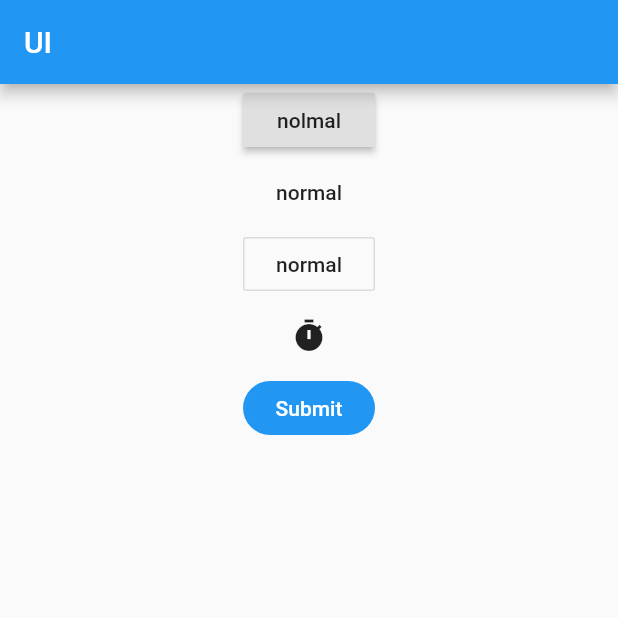
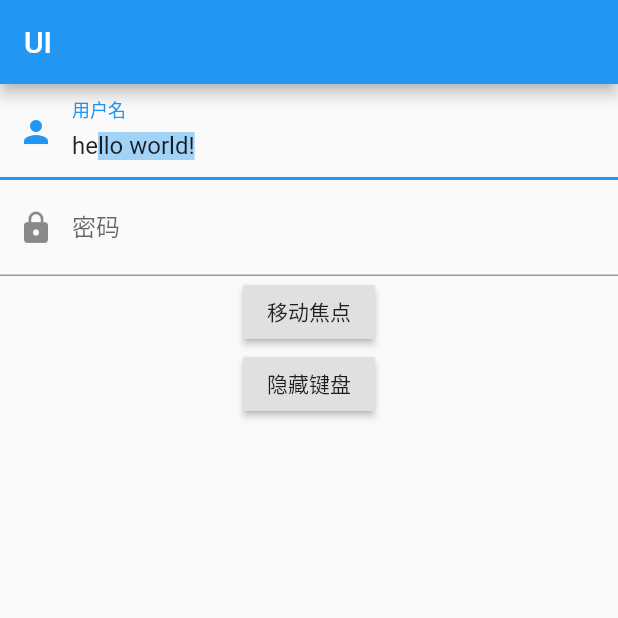
Before and after one commit to asdlei99/flutter_study, a Flutter app: the screen it shows after launch, on a phone screen of 412 x 824 dp, the top half of it. Run offline on Flutter 3.47's test engine with Material 2 defaults, Android fonts, the phone set to English and light mode, and no system bars.

Commit message:
Add  base ui widget

```diff
--- a/lib/main.dart
+++ b/lib/main.dart
@@ -5,8 +5,11 @@ import 'package:flutter_study/widget/state_management/ManageYourself.dart';
 import 'package:flutter_study/widget/state_management/ParentClassPipe.dart';
 import 'package:flutter_study/widget/state_management/MixedManagement.dart';
 import 'package:flutter_study/widget/component/TextComponent.dart';
-import 'package:flutter_study/widget/component/ButtonComponent.dart'
-;
+import 'package:flutter_study/widget/component/ButtonComponent.dart';
+import 'package:flutter_study/widget/component/ImageComponent.dart';
+import 'package:flutter_study/widget/component/SwitchAndCheckBoxComponent.dart';
+import 'package:flutter_study/widget/component/TextFieldComponent.dart';
+
 void main() => runApp(MyApp());
 
 class MyApp extends StatelessWidget {
@@ -52,7 +55,10 @@ class _MyHomePageState extends State<MyHomePage> {
 //            ParentWidgetC(),
 //            ParentWidgetC(),
 //            TextComponent(),
-          ButtonComponent()
+//            ButtonComponent(),
+//            ImageComponent(),
+//            SwitchAndCheckBoxComponent(),
+            TextFieldComponent(),
           ],
         ),
       )
--- /dev/null
+++ b/lib/widget/component/TextFieldComponent.dart
@@ -0,0 +1,163 @@
+import 'package:flutter/material.dart';
+
+
+class TextFieldComponent extends StatefulWidget {
+
+
+
+  /*
+  *
+  * const TextField({
+  ...
+  TextEditingController controller,
+  FocusNode focusNode,
+  InputDecoration decoration = const InputDecoration(),
+  TextInputType keyboardType,
+  TextInputAction textInputAction,
+  TextStyle style,
+  TextAlign textAlign = TextAlign.start,
+  bool autofocus = false,
+  bool obscureText = false,
+  int maxLines = 1,
+  int maxLength,
+  bool maxLengthEnforced = true,
+  ValueChanged<String> onChanged,
+  VoidCallback onEditingComplete,
+  ValueChanged<String> onSubmitted,
+  List<TextInputFormatter> inputFormatters,
+  bool enabled,
+  this.cursorWidth = 2.0,
+  this.cursorRadius,
+  this.cursorColor,
+  ...
+})
+*/
+
+
+  /*
+  * controller：编辑框的控制器，通过它可以设置/获取编辑框的内容、选择编辑内容、监听编辑文本改变事件。大多数情况下我们都需要显式提供一个controller来与文本框交互。如果没有提供controller，则TextField内部会自动创建一个。
+
+focusNode：用于控制TextField是否占有当前键盘的输入焦点。它是我们和键盘交互的一个handle。
+
+InputDecoration：用于控制TextField的外观显示，如提示文本、背景颜色、边框等。
+
+keyboardType：用于设置该输入框默认的键盘输入类型，取值如下：
+
+| TextInputType枚举值 | 含义 | | ------------------- | --------------------------------------------------- | | text | 文本输入键盘 | | multiline | 多行文本，需和maxLines配合使用(设为null或大于1) | | number | 数字；会弹出数字键盘 | | phone | 优化后的电话号码输入键盘；会弹出数字键盘并显示"* #" | | datetime | 优化后的日期输入键盘；Android上会显示“: -” | | emailAddress | 优化后的电子邮件地址；会显示“@ .” | | url | 优化后的url输入键盘； 会显示“/ .” |
+
+textInputAction：键盘动作按钮图标(即回车键位图标)，它是一个枚举值，有多个可选值，全部的取值列表读者可以查看API文档，下面是当值为TextInputAction.search时，原生Android系统下键盘样式：
+
+style：正在编辑的文本样式。
+textAlign: 输入框内编辑文本在水平方向的对齐方式。
+autofocus: 是否自动获取焦点。
+obscureText：是否隐藏正在编辑的文本，如用于输入密码的场景等，文本内容会用“•”替换。  密文
+maxLines：输入框的最大行数，默认为1；如果为null，则无行数限制。
+maxLength和maxLengthEnforced ：maxLength代表输入框文本的最大长度，设置后输入框右下角会显示输入的文本计数。maxLengthEnforced决定当输入文本长度超过maxLength时是否阻止输入，为true时会阻止输入，为false时不会阻止输入但输入框会变红。
+onChange：输入框内容改变时的回调函数；注：内容改变事件也可以通过controller来监听。
+onEditingComplete和onSubmitted：这两个回调都是在输入框输入完成时触发，比如按了键盘的完成键（对号图标）或搜索键（🔍图标）。不同的是两个回调签名不同，onSubmitted回调是ValueChanged<String>类型，它接收当前输入内容做为参数，而onEditingComplete不接收参数。
+inputFormatters：用于指定输入格式；当用户输入内容改变时，会根据指定的格式来校验。
+enable：如果为false，则输入框会被禁用，禁用状态不接收输入和事件，同时显示禁用态样式（在其decoration中定义）。
+cursorWidth、cursorRadius和cursorColor：这三个属性是用于自定义输入框光标宽度、圆角和颜色的。
+  *
+  * */
+  @override
+  State<StatefulWidget> createState() {
+    return new _TextFieldComponentState();
+  }
+}
+
+class _TextFieldComponentState extends State <TextFieldComponent> {
+  TextEditingController _selectionController = new TextEditingController();
+  FocusNode focusNode1 = new FocusNode();
+  FocusNode focusNode2 = new FocusNode();
+  FocusScopeNode focusScopeNode;
+
+  @override
+  void initState() {
+    //监听输入改变
+    _selectionController.addListener((){
+      print(_selectionController.text);
+    });
+
+    _selectionController.text="hello world!";
+    _selectionController.selection=TextSelection(
+        baseOffset: 2,
+        extentOffset: _selectionController.text.length
+    );
+
+    focusNode1.addListener(() {
+      print(focusNode1.hasFocus.toString());
+    });
+
+    focusNode2.addListener(() {
+      print(focusNode2.hasFocus.toString());
+    });
+  }
+
+
+  @override
+  Widget build(BuildContext context) {
+    return new Container(
+
+        child:  Column(
+            mainAxisAlignment: MainAxisAlignment.start,
+            children: <Widget>[
+
+              TextField(
+                  controller: _selectionController,
+                  autofocus: true,
+                  decoration: InputDecoration(
+                    labelText: "用户名",
+                    hintText: "用户名或邮箱",
+                    prefixIcon: Icon(Icons.person),
+                  ),
+                  focusNode: focusNode1,//关联focusNode1
+                  onChanged: (v) {
+                    print("onChange: $v");
+                  }
+              ),
+              TextField(
+                decoration: InputDecoration(
+                    labelText: "密码",
+                    hintText: "您的登录密码",
+                    prefixIcon: Icon(Icons.lock)
+                ),
+                focusNode: focusNode2,//关联focusNode2
+                obscureText: true,
+                textInputAction:TextInputAction.go,
+              ),
+
+
+              Builder(builder: (ctx) {
+                return Column(
+                  children: <Widget>[
+                    RaisedButton(
+                      child: Text("移动焦点"),
+                      onPressed: () {
+                        //将焦点从第一个TextField移到第二个TextField
+                        // 这是一种写法 FocusScope.of(context).requestFocus(focusNode2);
+                        // 这是第二种写法
+                        if(null == focusScopeNode){
+                          focusScopeNode = FocusScope.of(context);
+                        }
+                        focusScopeNode.requestFocus(focusNode2);
+                      },
+                    ),
+                    RaisedButton(
+                      child: Text("隐藏键盘"),
+                      onPressed: () {
+                        // 当所有编辑框都失去焦点时键盘就会收起
+                        focusNode1.unfocus();
+                        focusNode2.unfocus();
+                      },
+                    ),
+                  ],
+                );
+              },
+              ),
+            ]
+        )
+    );
+
+  }
+}
--- a/pubspec.yaml
+++ b/pubspec.yaml
@@ -31,6 +31,8 @@ dev_dependencies:
 
 flutter:
   uses-material-design: true
+  assets:
+    - images/avatar.jpeg
 #  fonts:
 #    - family: Raleway
 #      fonts:
```
Also changed, not shown: lib/widget/component/ImageComponent.dart (added, +91 -0 lines), lib/widget/component/SwitchAndCheckBoxComponent.dart (added, +37 -0 lines), images/avatar.jpeg (added).
